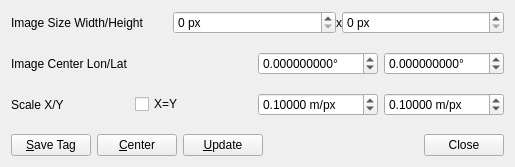
Qt form app/qtapp/rtkplot_qt/mapoptdlg.ui (rtklibexplorer/RTKLIB) before a commit.
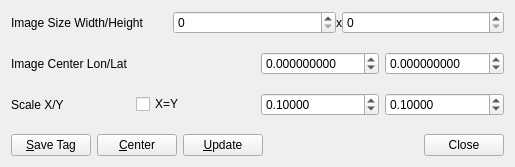
The same form after that commit.

Commit message:
qtapp: avoid input unit suffix
Avoid bundling a unit suffix onto numerical input boxes. While this
helps presentation it frustrates copying values into these boxed. Move
the units to the associate box name or help box.

Increase the number of decimal places for latitude and longitude from
9 to 14. Attempts to paste a numerical value with more decimal places
would fail and this avoids this frustration, up to 14 decimal places.

For distances use 4 decimal places more consistently.

Patch:
```diff
--- a/app/qtapp/rtkplot_qt/mapoptdlg.ui
+++ b/app/qtapp/rtkplot_qt/mapoptdlg.ui
@@ -56,9 +56,6 @@
         <property name="toolTip">
          <string>Image width in pixel</string>
         </property>
-        <property name="suffix">
-         <string> px</string>
-        </property>
         <property name="maximum">
          <number>100000</number>
         </property>
@@ -82,9 +79,6 @@
         <property name="toolTip">
          <string>Image height in pixel</string>
         </property>
-        <property name="suffix">
-         <string> px</string>
-        </property>
         <property name="maximum">
          <number>100000</number>
         </property>
@@ -127,10 +121,7 @@
       <item row="1" column="2">
        <widget class="QDoubleSpinBox" name="sBLongitude">
         <property name="toolTip">
-         <string>Longitude of map center</string>
-        </property>
-        <property name="suffix">
-         <string>°</string>
+         <string>Longitude of map center (deg)</string>
         </property>
         <property name="decimals">
          <number>9</number>
@@ -149,10 +140,7 @@
       <item row="1" column="3">
        <widget class="QDoubleSpinBox" name="sBLatitude">
         <property name="toolTip">
-         <string>Latitutde of map center</string>
-        </property>
-        <property name="suffix">
-         <string>°</string>
+         <string>Latitutde of map center (deg)</string>
         </property>
         <property name="decimals">
          <number>9</number>
@@ -193,9 +181,6 @@
         <property name="toolTip">
          <string>Scaling factor in x-direction in meter per pixel</string>
         </property>
-        <property name="suffix">
-         <string> m/px</string>
-        </property>
         <property name="decimals">
          <number>5</number>
         </property>
@@ -215,9 +200,6 @@
         <property name="toolTip">
          <string>Scaling factor in y-direction in meter per pixel</string>
         </property>
-        <property name="suffix">
-         <string> m/px</string>
-        </property>
         <property name="decimals">
          <number>5</number>
         </property>
```
The commit also changes 16 other files.
